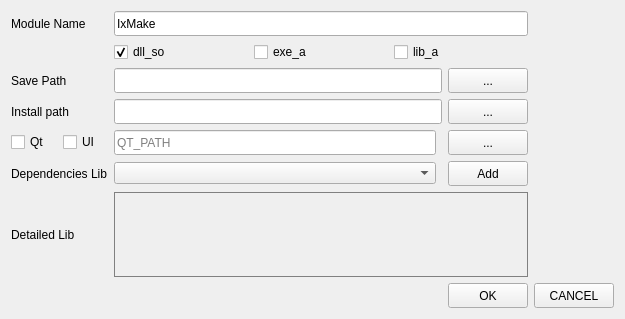
Qt form MakeProject/MakeProject.ui (CrackDoc/MakeProject) before a commit.
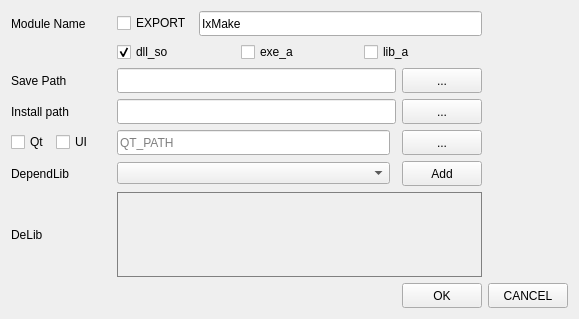
The same form after that commit.

What changed in the file:
```diff
--- a/MakeProject/MakeProject.ui
+++ b/MakeProject/MakeProject.ui
@@ -6,7 +6,7 @@
    <rect>
     <x>0</x>
     <y>0</y>
-    <width>625</width>
+    <width>579</width>
     <height>319</height>
    </rect>
   </property>
@@ -14,17 +14,74 @@
    <string>CMakeProject</string>
   </property>
   <layout class="QGridLayout" name="gridLayout">
-   <item row="9" column="2" colspan="3">
-    <widget class="QWidget" name="LibFrameWidget" native="true">
-     <property name="styleSheet">
-      <string notr="true">	#LibFrameWidget
-	{
-		border:1px solid #808080
-	}</string>
+   <item row="5" column="6">
+    <widget class="QPushButton" name="QtPathBtn">
+     <property name="minimumSize">
+      <size>
+       <width>0</width>
+       <height>25</height>
+      </size>
      </property>
+     <property name="maximumSize">
+      <size>
+       <width>80</width>
+       <height>16777215</height>
+      </size>
+     </property>
+     <property name="text">
+      <string>...</string>
+     </property>
     </widget>
    </item>
-   <item row="4" column="2">
+   <item row="4" column="4" colspan="2">
+    <widget class="QLineEdit" name="InstallPathEdit">
+     <property name="minimumSize">
+      <size>
+       <width>0</width>
+       <height>25</height>
+      </size>
+     </property>
+    </widget>
+   </item>
+   <item row="3" column="6">
+    <widget class="QPushButton" name="SavePathBtn">
+     <property name="minimumSize">
+      <size>
+       <width>0</width>
+       <height>25</height>
+      </size>
+     </property>
+     <property name="maximumSize">
+      <size>
+       <width>80</width>
+       <height>16777215</height>
+      </size>
+     </property>
+     <property name="text">
+      <string>...</string>
+     </property>
+    </widget>
+   </item>
+   <item row="7" column="6">
+    <widget class="QPushButton" name="LibAddBtn">
+     <property name="minimumSize">
+      <size>
+       <width>0</width>
+       <height>25</height>
+      </size>
+     </property>
+     <property name="maximumSize">
+      <size>
+       <width>80</width>
+       <height>16777215</height>
+      </size>
+     </property>
+     <property name="text">
+      <string>Add</string>
+     </property>
+    </widget>
+   </item>
+   <item row="5" column="4">
     <widget class="QLineEdit" name="QtPathEdit">
      <property name="minimumSize">
       <size>
@@ -37,60 +94,7 @@
      </property>
     </widget>
    </item>
-   <item row="2" column="2" colspan="2">
-    <widget class="QLineEdit" name="SavePathEdit">
-     <property name="minimumSize">
-      <size>
-       <width>0</width>
-       <height>25</height>
-      </size>
-     </property>
-    </widget>
-   </item>
-   <item row="3" column="2" colspan="2">
-    <widget class="QLineEdit" name="InstallPathEdit">
-     <property name="minimumSize">
-      <size>
-       <width>0</width>
-       <height>25</height>
-      </size>
-     </property>
-    </widget>
-   </item>
-   <item row="2" column="4">
-    <widget class="QPushButton" name="SavePathBtn">
-     <property name="minimumSize">
-      <size>
-       <width>0</width>
-       <height>25</height>
-      </size>
-     </property>
-     <property name="maximumSize">
-      <size>
-       <width>80</width>
-       <height>16777215</height>
-      </size>
-     </property>
-     <property name="text">
-      <string>...</string>
-     </property>
-    </widget>
-   </item>
-   <item row="4" column="0">
-    <widget class="QCheckBox" name="QtBox">
-     <property name="text">
-      <string>Qt</string>
-     </property>
-    </widget>
-   </item>
-   <item row="9" column="0" colspan="2">
-    <widget class="QLabel" name="label_4">
-     <property name="text">
-      <string>Detailed Lib</string>
-     </property>
-    </widget>
-   </item>
-   <item row="6" column="2">
+   <item row="7" column="4">
     <widget class="QComboBox" name="LibCombbox">
      <property name="minimumSize">
       <size>
@@ -100,14 +104,7 @@
      </property>
     </widget>
    </item>
-   <item row="4" column="1">
-    <widget class="QCheckBox" name="UIBox">
-     <property name="text">
-      <string>UI</string>
-     </property>
-    </widget>
-   </item>
-   <item row="10" column="5">
+   <item row="11" column="7">
     <widget class="QPushButton" name="CancelBtn">
      <property name="minimumSize">
       <size>
@@ -126,26 +123,7 @@
      </property>
     </widget>
    </item>
-   <item row="6" column="4">
-    <widget class="QPushButton" name="LibAddBtn">
-     <property name="minimumSize">
-      <size>
-       <width>0</width>
-       <height>25</height>
-      </size>
-     </property>
-     <property name="maximumSize">
-      <size>
-       <width>80</width>
-       <height>16777215</height>
-      </size>
-     </property>
-     <property name="text">
-      <string>Add</string>
-     </property>
-    </widget>
-   </item>
-   <item row="10" column="4">
+   <item row="11" column="6">
     <widget class="QPushButton" name="OKBtn">
      <property name="minimumSize">
       <size>
@@ -164,22 +142,22 @@
      </property>
     </widget>
    </item>
-   <item row="0" column="0" colspan="2">
-    <widget class="QLabel" name="label">
-     <property name="text">
-      <string>Module Name</string>
-     </property>
-    </widget>
-   </item>
-   <item row="6" column="0" colspan="2">
+   <item row="7" column="0" colspan="4">
     <widget class="QLabel" name="label_3">
      <property name="text">
-      <string>Dependencies Lib</string>
+      <string>DependLib</string>
      </property>
     </widget>
    </item>
-   <item row="4" column="4">
-    <widget class="QPushButton" name="QtPathBtn">
+   <item row="10" column="0" colspan="4">
+    <widget class="QLabel" name="label_4">
+     <property name="text">
+      <string>DeLib</string>
+     </property>
+    </widget>
+   </item>
+   <item row="4" column="6">
+    <widget class="QPushButton" name="InstallPathBtn">
      <property name="minimumSize">
       <size>
        <width>0</width>
@@ -197,53 +175,24 @@
      </property>
     </widget>
    </item>
-   <item row="2" column="0" colspan="2">
+   <item row="3" column="0" colspan="4">
     <widget class="QLabel" name="label_2">
      <property name="text">
       <string>Save Path</string>
      </property>
     </widget>
    </item>
-   <item row="3" column="4">
-    <widget class="QPushButton" name="InstallPathBtn">
+   <item row="3" column="4" colspan="2">
+    <widget class="QLineEdit" name="SavePathEdit">
      <property name="minimumSize">
       <size>
        <width>0</width>
        <height>25</height>
       </size>
      </property>
-     <property name="maximumSize">
-      <size>
-       <width>80</width>
-       <height>16777215</height>
-      </size>
-     </property>
-     <property name="text">
-      <string>...</string>
-     </property>
     </widget>
    </item>
-   <item row="3" column="0" colspan="2">
-    <widget class="QLabel" name="label_5">
-     <property name="text">
-      <string>Install path</string>
-     </property>
-    </widget>
-   </item>
-   <item row="0" column="2" colspan="3">
-    <widget class="QLineEdit" name="ModuleNameEdit">
-     <property name="minimumSize">
-      <size>
-       <width>0</width>
-       <height>25</height>
-      </size>
-     </property>
-     <property name="text">
-      <string>IxMake</string>
-     </property>
-    </widget>
-   </item>
-   <item row="1" column="2" colspan="3">
+   <item row="2" column="4" colspan="3">
     <layout class="QHBoxLayout" name="horizontalLayout">
      <item>
       <widget class="QCheckBox" name="DllCheckBox">
@@ -271,6 +220,84 @@
      </item>
     </layout>
    </item>
+   <item row="4" column="0" colspan="4">
+    <widget class="QLabel" name="label_5">
+     <property name="text">
+      <string>Install path</string>
+     </property>
+    </widget>
+   </item>
+   <item row="10" column="4" colspan="3">
+    <widget class="QWidget" name="LibFrameWidget" native="true">
+     <property name="styleSheet">
+      <string notr="true">	#LibFrameWidget
+	{
+		border:1px solid #808080
+	}</string>
+     </property>
+    </widget>
+   </item>
+   <item row="1" column="4" colspan="3">
+    <layout class="QHBoxLayout" name="horizontalLayout_2">
+     <item>
+      <widget class="QCheckBox" name="ExportCheckBox">
+       <property name="text">
+        <string>EXPORT</string>
+       </property>
+      </widget>
+     </item>
+     <item>
+      <widget class="QLineEdit" name="ModuleNameEdit">
+       <property name="minimumSize">
+        <size>
+         <width>0</width>
+         <height>25</height>
+        </size>
+       </property>
+       <property name="text">
+        <string>IxMake</string>
+       </property>
+      </widget>
+     </item>
+    </layout>
+   </item>
+   <item row="1" column="0">
+    <widget class="QLabel" name="label">
+     <property name="text">
+      <string>Module Name</string>
+     </property>
+    </widget>
+   </item>
+   <item row="5" column="0">
+    <layout class="QHBoxLayout" name="horizontalLayout_3">
+     <item>
+      <widget class="QCheckBox" name="QtBox">
+       <property name="maximumSize">
+        <size>
+         <width>40</width>
+         <height>16777215</height>
+        </size>
+       </property>
+       <property name="text">
+        <string>Qt</string>
+       </property>
+      </widget>
+     </item>
+     <item>
+      <widget class="QCheckBox" name="UIBox">
+       <property name="maximumSize">
+        <size>
+         <width>40</width>
+         <height>16777215</height>
+        </size>
+       </property>
+       <property name="text">
+        <string>UI</string>
+       </property>
+      </widget>
+     </item>
+    </layout>
+   </item>
   </layout>
  </widget>
  <layoutdefault spacing="6" margin="11"/>
```
